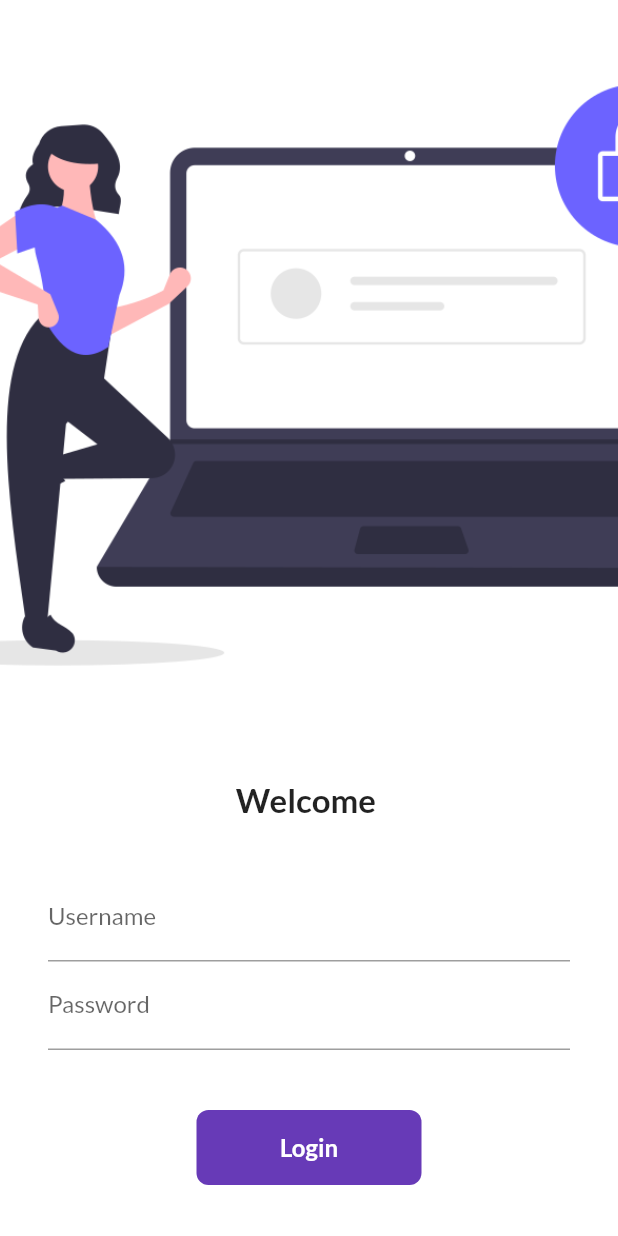
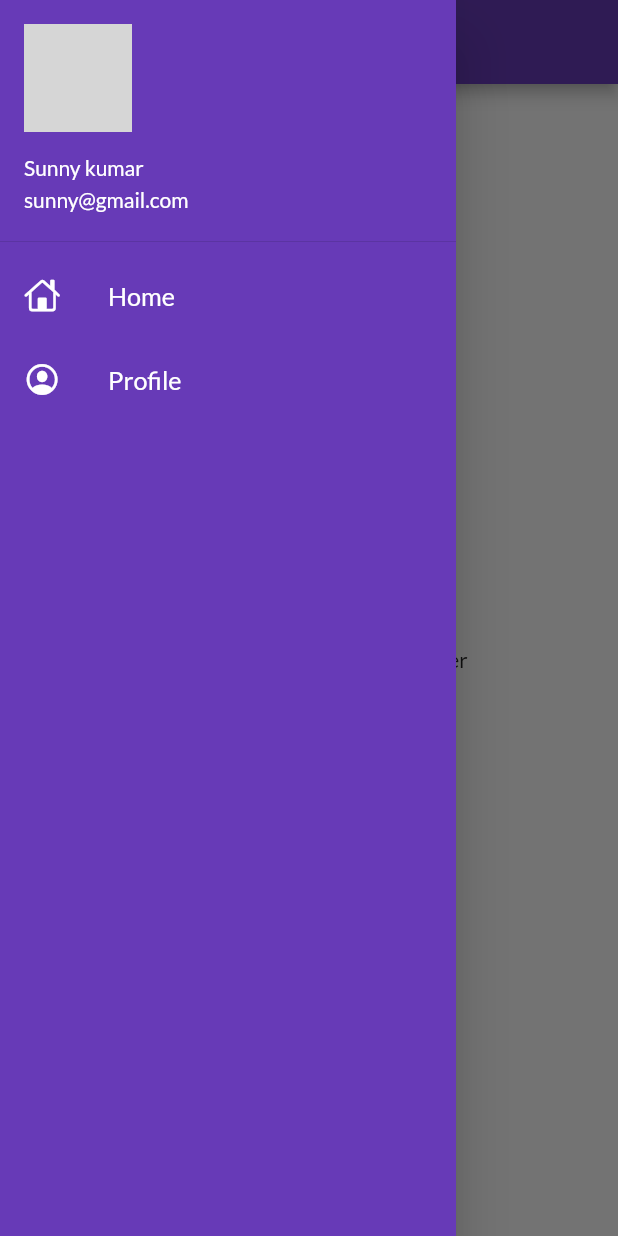
Before and after one commit to abhisunny3/30DaysofFlutter, a Flutter app: the screen it shows after launch, with the side drawer open (before the commit the screen has no drawer), on a phone screen of 412 x 824 dp. Run offline on Flutter 3.47's test engine with Material 2 defaults, Android fonts, the phone set to English and light mode, and no system bars; our stand-ins replace google_fonts; network calls fail; grey boxes are pictures that could not be loaded.

Commit message:
day9 completed

```diff
--- a/lib/main.dart
+++ b/lib/main.dart
@@ -26,7 +26,7 @@ class _MyAppState extends State<MyApp> {
         fontFamily: GoogleFonts.lato().fontFamily,
       ),
       darkTheme: ThemeData(brightness: Brightness.dark),
-      initialRoute: "/",
+      initialRoute: MyRoutes.homeRote,
       routes: {
         "/": (context) => LoginPage(),
         MyRoutes.homeRote: (context) => HomePage(),
--- a/lib/pages/home_page.dart
+++ b/lib/pages/home_page.dart
@@ -1,4 +1,5 @@
 import 'package:flutter/material.dart';
+import 'package:tests/widgets/drawer.dart';
 
 class HomePage extends StatelessWidget {
   @override
@@ -12,7 +13,7 @@ class HomePage extends StatelessWidget {
           child: Text("Welcome to 30 days days of flutter"),
         ),
       ),
-      drawer: Drawer(),
+      drawer: MyDrawer(),
     );
   }
 }
--- /dev/null
+++ b/lib/widgets/drawer.dart
@@ -0,0 +1,52 @@
+import 'package:flutter/cupertino.dart';
+import 'package:flutter/material.dart';
+
+class MyDrawer extends StatelessWidget {
+  @override
+  Widget build(BuildContext context) {
+    final imageUrl =
+        "https://avatars.githubusercontent.com/u/12619420?s=460&u=26db98cbde1dd34c7c67b85c240505a436b2c36d&v=4";
+    return Drawer(
+      child: Container(
+        color: Colors.deepPurple,
+        child: ListView(
+          padding: EdgeInsets.zero,
+          children: [
+            DrawerHeader(
+                padding: EdgeInsets.zero,
+                child: UserAccountsDrawerHeader(
+                  margin: EdgeInsets.zero,
+                  accountName: Text("Sunny kumar"),
+                  accountEmail: Text("sunny@gmail.com"),
+                  currentAccountPicture: CircleAvatar(
+                    backgroundImage: NetworkImage(imageUrl),
+                  ),
+                )),
+            ListTile(
+              leading: Icon(
+                CupertinoIcons.home,
+                color: Colors.white,
+              ),
+              title: Text(
+                "Home",
+                textScaleFactor: 1.2,
+                style: TextStyle(color: Colors.white),
+              ),
+            ),
+            ListTile(
+              leading: Icon(
+                CupertinoIcons.profile_circled,
+                color: Colors.white,
+              ),
+              title: Text(
+                "Profile",
+                textScaleFactor: 1.2,
+                style: TextStyle(color: Colors.white),
+              ),
+            )
+          ],
+        ),
+      ),
+    );
+  }
+}
```
